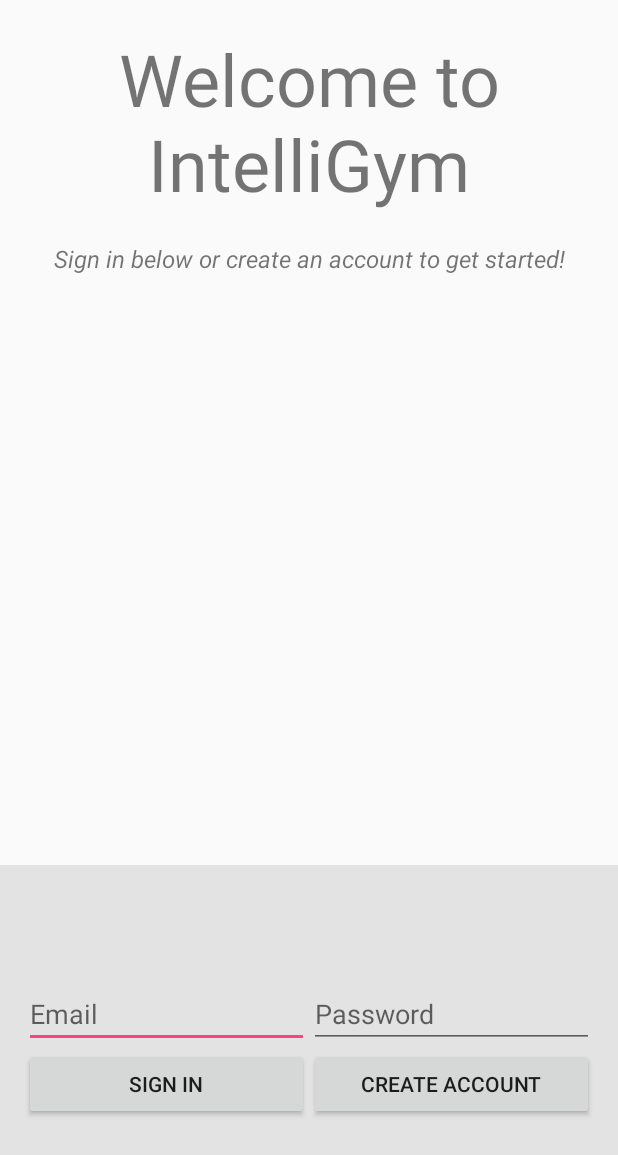
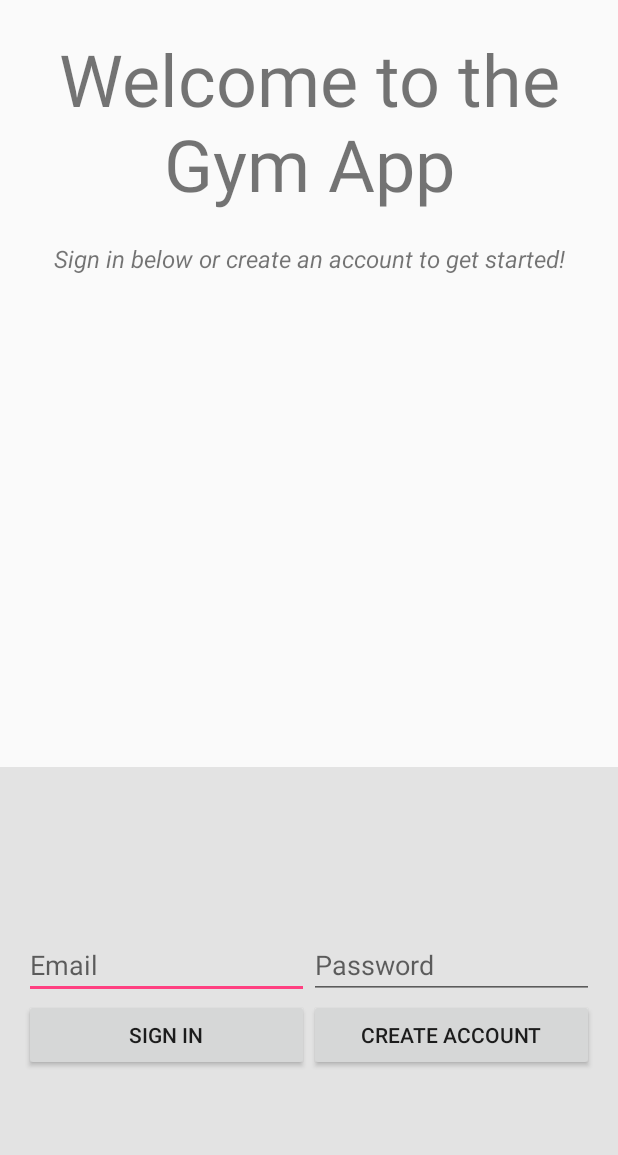
Before and after one commit to pd6569/pyrros, an Android app: the layout activity_login.xml on its own in the app's theme, with its tools: preview values and no code run, on a phone screen of 412 x 824 dp. Shown: the top 1155 px of the screen. Run offline under Robolectric (Android 15) with nearby library versions, the phone set to English and light mode, and no system bars.

Commit message:
styles ammended

```diff
--- a/app/src/main/AndroidManifest.xml
+++ b/app/src/main/AndroidManifest.xml
@@ -10,6 +10,11 @@
         android:supportsRtl="true"
         android:theme="@style/AppTheme.NoActionBar">
         <activity android:name=".LoginActivity">
+            <intent-filter>
+                <action android:name="android.intent.action.MAIN" />
+
+                <category android:name="android.intent.category.LAUNCHER" />
+            </intent-filter>
         </activity>
     </application>
 
--- a/app/src/main/res/layout/activity_login.xml
+++ b/app/src/main/res/layout/activity_login.xml
@@ -5,6 +5,7 @@
     android:layout_height="match_parent"
     android:layout_width="match_parent"
     android:layout_weight="2">
+
 
     <LinearLayout
         android:layout_width="match_parent"
@@ -15,7 +16,7 @@
             android:layout_width="match_parent"
             android:layout_height="wrap_content"
             android:layout_marginTop="20dp"
-            android:text="Welcome to IntelliGym"
+            android:text="Welcome to the Gym App"
             android:gravity="center_horizontal"
             android:textSize="48dp"/>
 
@@ -30,12 +31,13 @@
 
     </LinearLayout>
 
+
     <RelativeLayout
         android:layout_width="fill_parent"
-        android:layout_height="0dp"
-        android:layout_weight="0.3"
+        android:layout_height="wrap_content"
         android:background="#e3e3e3"
-        android:gravity="center_vertical">
+        android:gravity="center_vertical"
+        android:layout_weight="0.3">
 
         <LinearLayout
             android:id="@+id/email_password_fields"
@@ -96,4 +98,5 @@
             android:visibility="gone" />
 
     </RelativeLayout>
+
 </LinearLayout>
--- a/app/src/main/res/values/strings.xml
+++ b/app/src/main/res/values/strings.xml
@@ -1,7 +1,5 @@
 <resources>
     <string name="app_name">Pyrros</string>
-
-    <!-- Strings related to login -->
     <string name="hint_user_id">User ID</string>
     <string name="get_custom_token">Get Token</string>
     <string name="sign_in">Sign In</string>
@@ -16,6 +14,4 @@
     <string name="hint_password">Password</string>
     <string name="desc_firebase_lockup">Firebase logo and name</string>
     <string name="auth_failed">Authentication failed</string>
-
-
 </resources>
```
